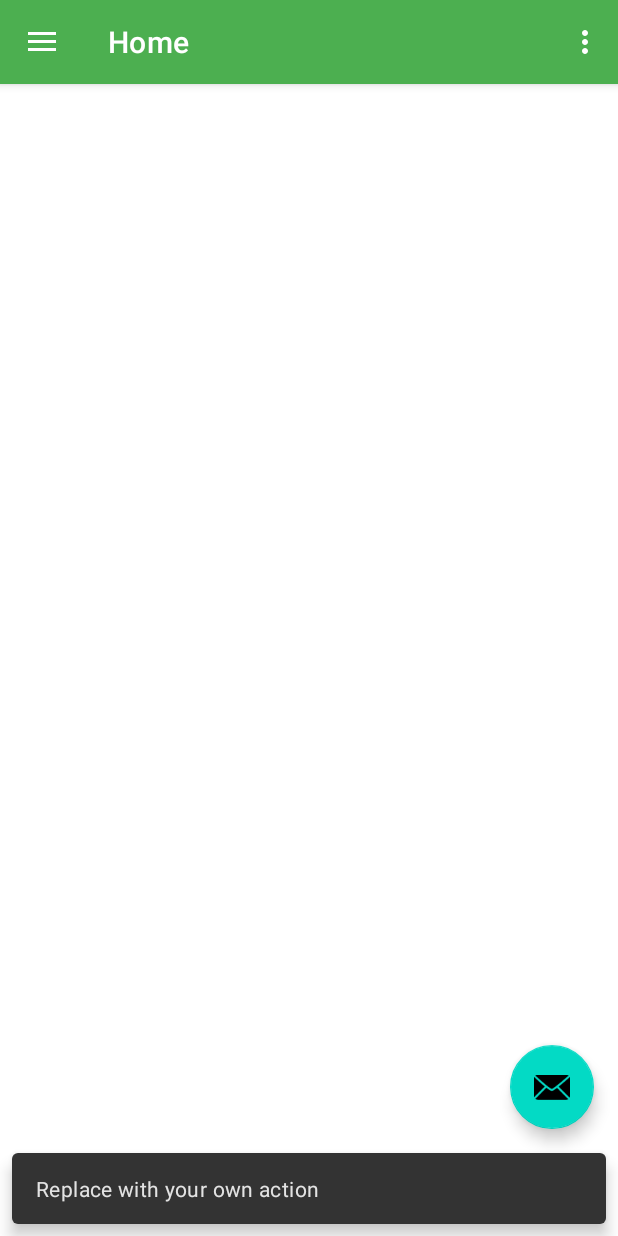
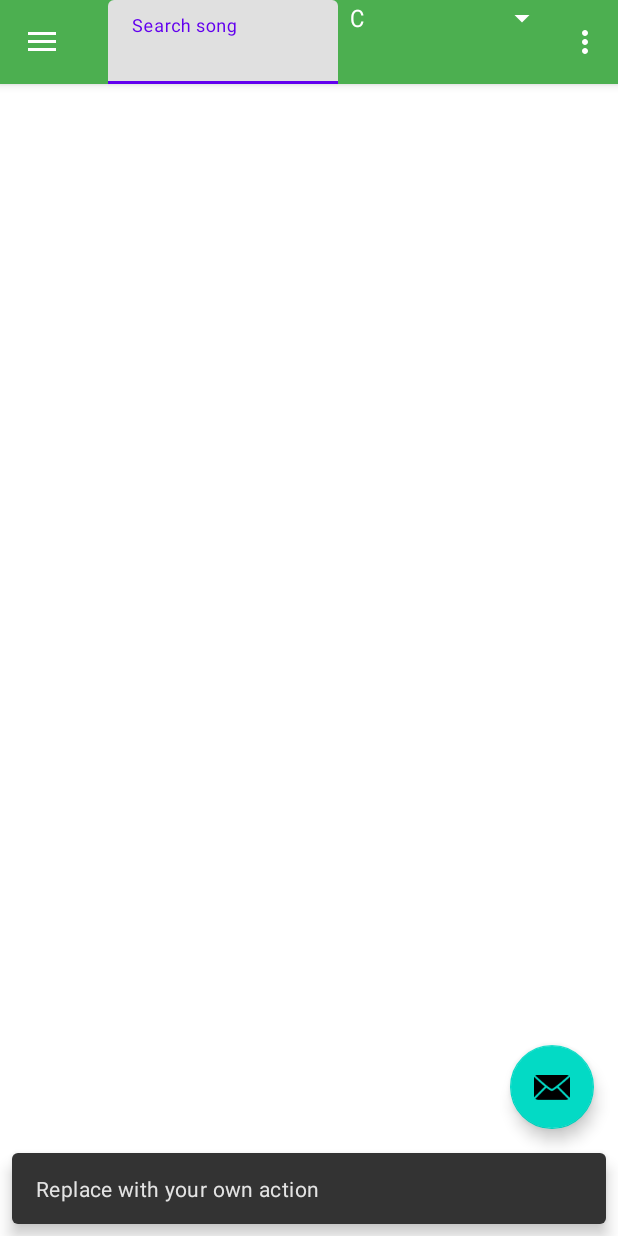
Before and after one commit to VeressIris/Unihack2023, an Android app: the screen it shows after launch (MainActivity), after a tap on an icon or button, on a phone screen of 412 x 824 dp. Run offline under Robolectric (Android 15) with nearby library versions, the phone set to English and light mode, and no system bars; our stand-ins replace navigation-ui; libraries missing offline, so code that uses them is left out: com.google.cloud.translate; 2 statements that could not run were skipped.

Commit message:
added search bar and languages dropdown

```diff
--- a/app/src/main/res/layout/app_bar_main.xml
+++ b/app/src/main/res/layout/app_bar_main.xml
@@ -7,6 +7,7 @@
     tools:context=".MainActivity">
 
     <com.google.android.material.appbar.AppBarLayout
+        android:id="@+id/appBarLayout"
         android:layout_width="match_parent"
         android:layout_height="wrap_content"
         android:theme="@style/Theme.Unihack2023.AppBarOverlay">
@@ -16,7 +17,32 @@
             android:layout_width="match_parent"
             android:layout_height="?attr/actionBarSize"
             android:background="#4CAF50"
-            app:popupTheme="@style/Theme.Unihack2023.PopupOverlay" />
+            app:popupTheme="@style/Theme.Unihack2023.PopupOverlay">
+
+            <LinearLayout
+                android:layout_width="match_parent"
+                android:layout_height="match_parent"
+                android:orientation="horizontal">
+
+                <com.google.android.material.textfield.TextInputLayout
+                    android:layout_width="0dp"
+                    android:layout_height="wrap_content"
+                    android:layout_weight="1">
+
+                    <com.google.android.material.textfield.TextInputEditText
+                        android:layout_width="match_parent"
+                        android:layout_height="wrap_content"
+                        android:hint="Search song" />
+                </com.google.android.material.textfield.TextInputLayout>
+
+                <Spinner
+                    android:id="@+id/spinner"
+                    android:layout_width="wrap_content"
+                    android:layout_height="wrap_content"
+                    android:layout_gravity="end"
+                    android:entries="@array/languages" />
+            </LinearLayout>
+        </androidx.appcompat.widget.Toolbar>
 
     </com.google.android.material.appbar.AppBarLayout>
 
--- a/app/src/main/res/values/strings.xml
+++ b/app/src/main/res/values/strings.xml
@@ -10,4 +10,12 @@
     <string name="menu_home">Home</string>
     <string name="menu_gallery">Gallery</string>
     <string name="menu_slideshow">Slideshow</string>
+
+    <string-array name="languages">
+        <item>C</item>
+        <item>C++</item>
+        <item>Java</item>
+        <item>JavaScript</item>
+        <item>VisualBasic</item>
+    </string-array>
 </resources>
```
